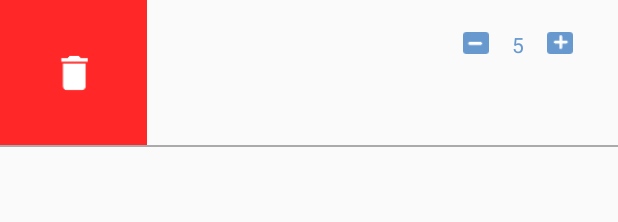
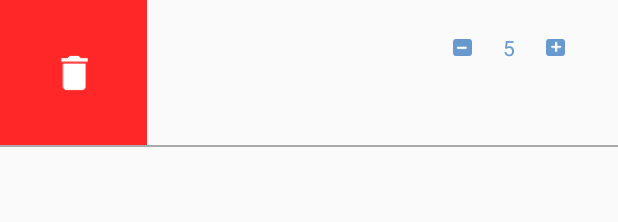
Before and after one commit to MFM95/Imedical, an Android app: the layout item_cart_element.xml on its own in the app's theme, with its tools: preview values and no code run, on a phone screen of 412 x 824 dp. Shown: the top 222 px of the screen. Run offline under Robolectric (Android 15) with nearby library versions, the phone set to English and light mode, and no system bars; plain views replace SwipeLayout.

Commit message:
some fixes

```diff
--- a/app/src/main/res/layout/item_cart_element.xml
+++ b/app/src/main/res/layout/item_cart_element.xml
@@ -75,8 +75,9 @@
 
                 <ImageView
                         android:id="@+id/itemCartDecrease"
-                        android:layout_width="17dp"
-                        android:layout_height="17dp"
+                        android:layout_width="23dp"
+                        android:layout_height="23dp"
+                        android:padding="5dp"
                         android:src="@drawable/ic_item_reduce" />
 
                 <TextView
@@ -92,8 +93,9 @@
 
                 <ImageView
                         android:id="@+id/itemCartIncrease"
-                        android:layout_width="17dp"
-                        android:layout_height="17dp"
+                        android:layout_width="23dp"
+                        android:layout_height="23dp"
+                        android:padding="5dp"
                         android:src="@drawable/ic_item_increase" />
             </LinearLayout>
 
```
Also changed, not shown: app/src/main/java/com/example/imedical/cart/presentation/view/fragment/CartFragment.kt (+8 -8 lines).
